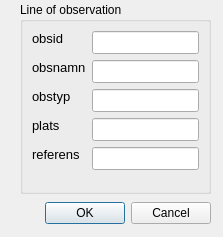
Old version of the form ui/obs_lines.ui in the repository jkall/qgis-midvatten-plugin.
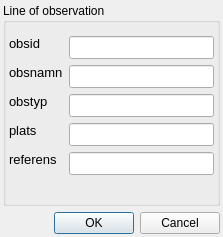
New version of the form.

Commit message: Fixes some gui margins issues.

What changed in the file:
```diff
--- a/ui/obs_lines.ui
+++ b/ui/obs_lines.ui
@@ -13,19 +13,37 @@
   <property name="windowTitle">
    <string>Dialog</string>
   </property>
+  <layout class="QVBoxLayout" name="verticalLayout">
+   <property name="leftMargin">
+    <number>3</number>
+   </property>
+   <property name="topMargin">
+    <number>3</number>
+   </property>
+   <property name="rightMargin">
+    <number>3</number>
+   </property>
+   <property name="bottomMargin">
+    <number>3</number>
+   </property>
+   <item>
   <widget class="QGroupBox" name="groupBox">
-   <property name="geometry">
-    <rect>
-     <x>20</x>
-     <y>2</y>
-     <width>191</width>
-     <height>192</height>
-    </rect>
-   </property>
    <property name="title">
     <string>Line of observation</string>
    </property>
    <layout class="QGridLayout" name="gridLayout_4">
+      <property name="leftMargin">
+       <number>3</number>
+      </property>
+      <property name="topMargin">
+       <number>13</number>
+      </property>
+      <property name="rightMargin">
+       <number>3</number>
+      </property>
+      <property name="bottomMargin">
+       <number>3</number>
+      </property>
     <item row="0" column="0">
      <layout class="QFormLayout" name="formLayout">
       <item row="0" column="0">
@@ -386,15 +404,9 @@
     </item>
    </layout>
   </widget>
+   </item>
+   <item>
   <widget class="QDialogButtonBox" name="buttonBox">
-   <property name="geometry">
-    <rect>
-     <x>20</x>
-     <y>200</y>
-     <width>191</width>
-     <height>27</height>
-    </rect>
-   </property>
    <property name="orientation">
     <enum>Qt::Horizontal</enum>
    </property>
@@ -402,6 +414,8 @@
     <set>QDialogButtonBox::Cancel|QDialogButtonBox::Ok</set>
    </property>
   </widget>
+   </item>
+  </layout>
  </widget>
  <resources/>
  <connections/>
```
Lines whose indentation alone changed are shown as unchanged. The commit also changes 15 other files.
